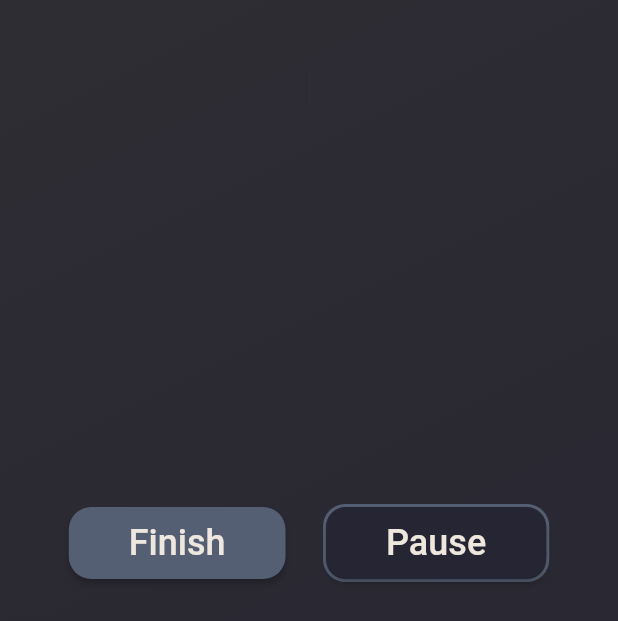
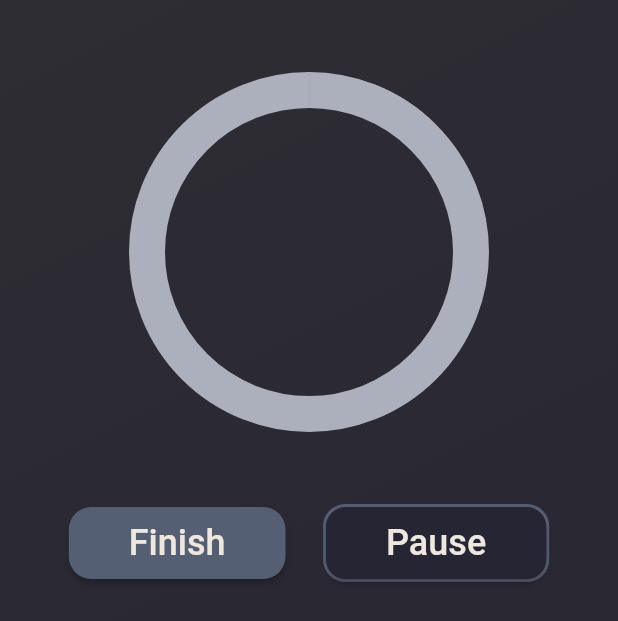
Before and after one commit to jacob-macleod/Progresso-Timer-App, a Flutter app: the screen it shows after launch, after a tap on "Start Timer", on a phone screen of 412 x 824 dp. Shown: the top 621 px of the screen. Run offline on Flutter 3.47's test engine with Material 2 defaults, Android fonts, the phone set to English and light mode, and no system bars; our stand-ins replace numberpicker.

Commit message:
Added a background to the timer

```diff
--- a/lib/screens/timer.dart
+++ b/lib/screens/timer.dart
@@ -52,7 +52,9 @@ class _TimerState extends State<Timer> with TickerProviderStateMixin {
     )..addListener(() {
         setState(() {});
       });
+
     controller.repeat(reverse: false);
+
     super.initState();
   }
 
@@ -78,6 +80,7 @@ class _TimerState extends State<Timer> with TickerProviderStateMixin {
             scale: 6.0,
             child: CircularProgressIndicator(
               color: const Color.fromRGBO(85, 95, 116, 1), // Try a gradient
+              backgroundColor: Color.fromARGB(255, 171, 176, 188),
               value: controller.value,
               semanticsLabel: 'Circular progress indicator',
             ),
```
